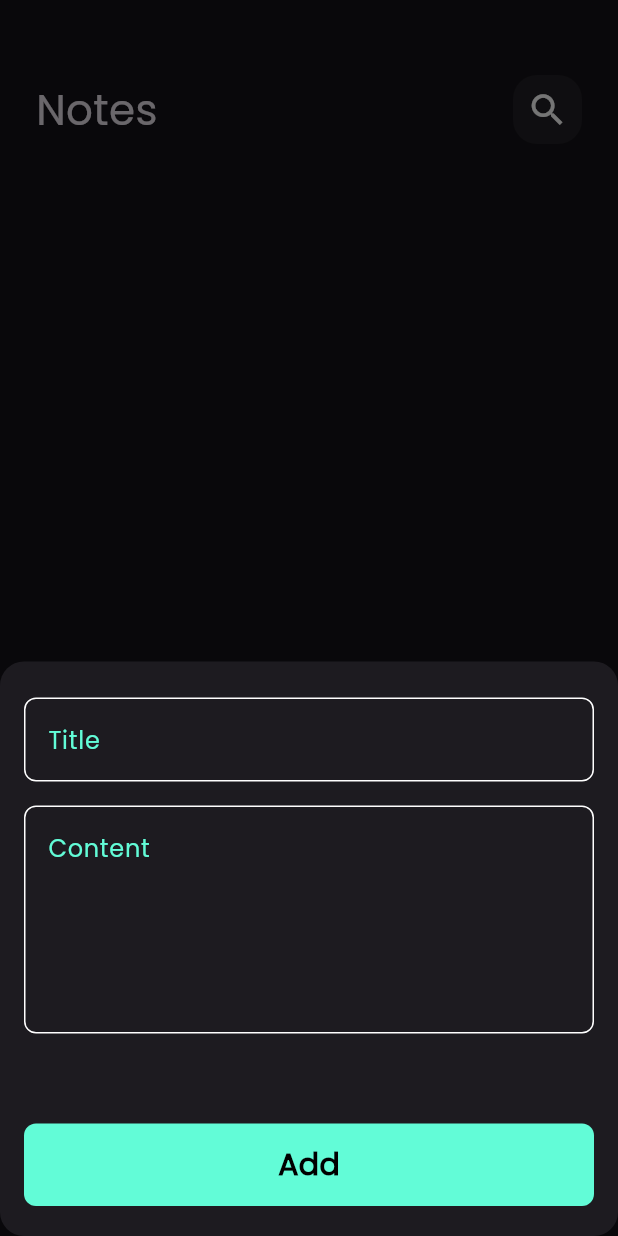
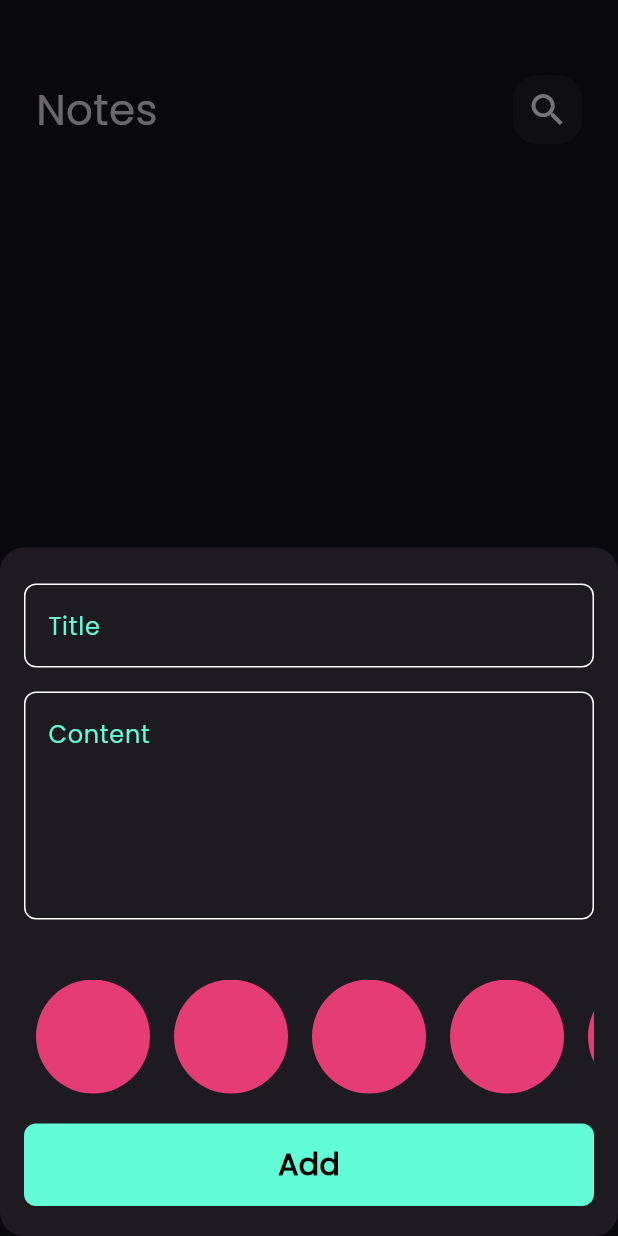
Before and after one commit to 24shrouk/notes_app, a Flutter app: the screen it shows after launch, after a tap on the "add" icon, on a phone screen of 412 x 824 dp. Run offline on Flutter 3.47's test engine with Material 3 defaults, Android fonts, the phone set to English and light mode, and no system bars; our stand-ins replace bloc, flutter_bloc, font_awesome_flutter, hive, hive_flutter; accounts and stored records are empty.

Commit message:
create color list view

```diff
--- a/lib/modals/note_model.dart
+++ b/lib/modals/note_model.dart
@@ -5,13 +5,13 @@ part 'note_model.g.dart';
 @HiveType(typeId: 0)
 class NoteModel extends HiveObject {
   @HiveField(0)
-  final String title;
+  String title;
   @HiveField(1)
-  final String subTitle;
+  String subTitle;
   @HiveField(2)
   final String date;
   @HiveField(3)
-  final int color;
+  int color;
 
   NoteModel(
       {required this.color,
--- a/lib/widgets/add_note_form.dart
+++ b/lib/widgets/add_note_form.dart
@@ -3,6 +3,7 @@ import 'package:flutter_bloc/flutter_bloc.dart';
 import 'package:intl/intl.dart';
 import 'package:notes_app/cubits/add_note_cubit/add_note_cubit.dart';
 import 'package:notes_app/modals/note_model.dart';
+import 'package:notes_app/widgets/colors_list_view.dart';
 import 'package:notes_app/widgets/custom_button.dart';
 import 'package:notes_app/widgets/custom_text_feild.dart';
 
@@ -46,7 +47,11 @@ class _AddNoteFormState extends State<AddNoteForm> {
             },
           ),
           const SizedBox(
-            height: 60,
+            height: 40,
+          ),
+          const ColorListView(),
+          const SizedBox(
+            height: 20,
           ),
           BlocBuilder<AddNoteCubit, AddNoteState>(
             builder: (context, state) {
--- /dev/null
+++ b/lib/widgets/colors_list_view.dart
@@ -0,0 +1,33 @@
+import 'package:flutter/material.dart';
+
+class ColorItem extends StatelessWidget {
+  const ColorItem({super.key});
+
+  @override
+  Widget build(BuildContext context) {
+    return const Padding(
+      padding: EdgeInsets.symmetric(horizontal: 8.0),
+      child: CircleAvatar(
+        radius: 38,
+        backgroundColor: Color.fromARGB(227, 255, 64, 128),
+      ),
+    );
+  }
+}
+
+class ColorListView extends StatelessWidget {
+  const ColorListView({super.key});
+
+  @override
+  Widget build(BuildContext context) {
+    return SizedBox(
+      height: 76,
+      child: ListView.builder(
+          scrollDirection: Axis.horizontal,
+          itemCount: 10,
+          itemBuilder: (context, index) {
+            return const ColorItem();
+          }),
+    );
+  }
+}
--- a/lib/widgets/custom_app_bar.dart
+++ b/lib/widgets/custom_app_bar.dart
@@ -2,9 +2,11 @@ import 'package:flutter/material.dart';
 import 'package:notes_app/widgets/custom_search_icon.dart';
 
 class CustomAppBar extends StatelessWidget {
-  const CustomAppBar({super.key, required this.title, required this.iconData});
+  const CustomAppBar(
+      {super.key, required this.title, required this.iconData, this.onPressed});
   final String title;
   final IconData iconData;
+  final void Function()? onPressed;
   @override
   Widget build(BuildContext context) {
     return Row(
@@ -17,6 +19,7 @@ class CustomAppBar extends StatelessWidget {
           ),
         ),
         CustomSearchIcon(
+          onPressed: onPressed,
           icon: iconData,
         ),
       ],
--- a/lib/widgets/custom_note_item.dart
+++ b/lib/widgets/custom_note_item.dart
@@ -17,7 +17,9 @@ class NoteItem extends StatelessWidget {
         Navigator.push(
           context,
           MaterialPageRoute(
-            builder: (context) => const EditNoteView(),
+            builder: (context) => EditNoteView(
+              note: note,
+            ),
           ),
         );
       },
--- a/lib/widgets/custom_search_icon.dart
+++ b/lib/widgets/custom_search_icon.dart
@@ -1,8 +1,9 @@
 import 'package:flutter/material.dart';
 
 class CustomSearchIcon extends StatelessWidget {
-  const CustomSearchIcon({super.key, required this.icon});
+  const CustomSearchIcon({super.key, required this.icon, this.onPressed});
   final IconData icon;
+  final void Function()? onPressed;
   @override
   Widget build(BuildContext context) {
     return Container(
@@ -12,12 +13,13 @@ class CustomSearchIcon extends StatelessWidget {
         color: Colors.white.withOpacity(0.05),
         borderRadius: BorderRadius.circular(16),
       ),
-      child: Center(
-        child: Icon(
+      child: IconButton(
+        icon: Icon(
           icon,
           size: 28,
           color: Colors.white,
         ),
+        onPressed: onPressed,
       ),
     );
   }
--- a/lib/widgets/custom_text_feild.dart
+++ b/lib/widgets/custom_text_feild.dart
@@ -3,15 +3,21 @@ import 'package:notes_app/constant.dart';
 
 class CustomTextFormFeild extends StatelessWidget {
   const CustomTextFormFeild(
-      {super.key, required this.hint, this.maxLines = 1, this.onSaved});
+      {super.key,
+      required this.hint,
+      this.maxLines = 1,
+      this.onSaved,
+      this.onChanged});
 
   final String hint;
   final int maxLines;
   final void Function(String?)? onSaved;
+  final void Function(String)? onChanged;
 
   @override
   Widget build(BuildContext context) {
     return TextFormField(
+      onChanged: onChanged,
       onSaved: onSaved,
       validator: (value) {
         if (value?.isEmpty ?? true) {
```
Also changed, not shown: lib/views/edite_note_view.dart (+8 -3 lines), lib/widgets/edite_note_view_body.dart (+34 -9 lines).
